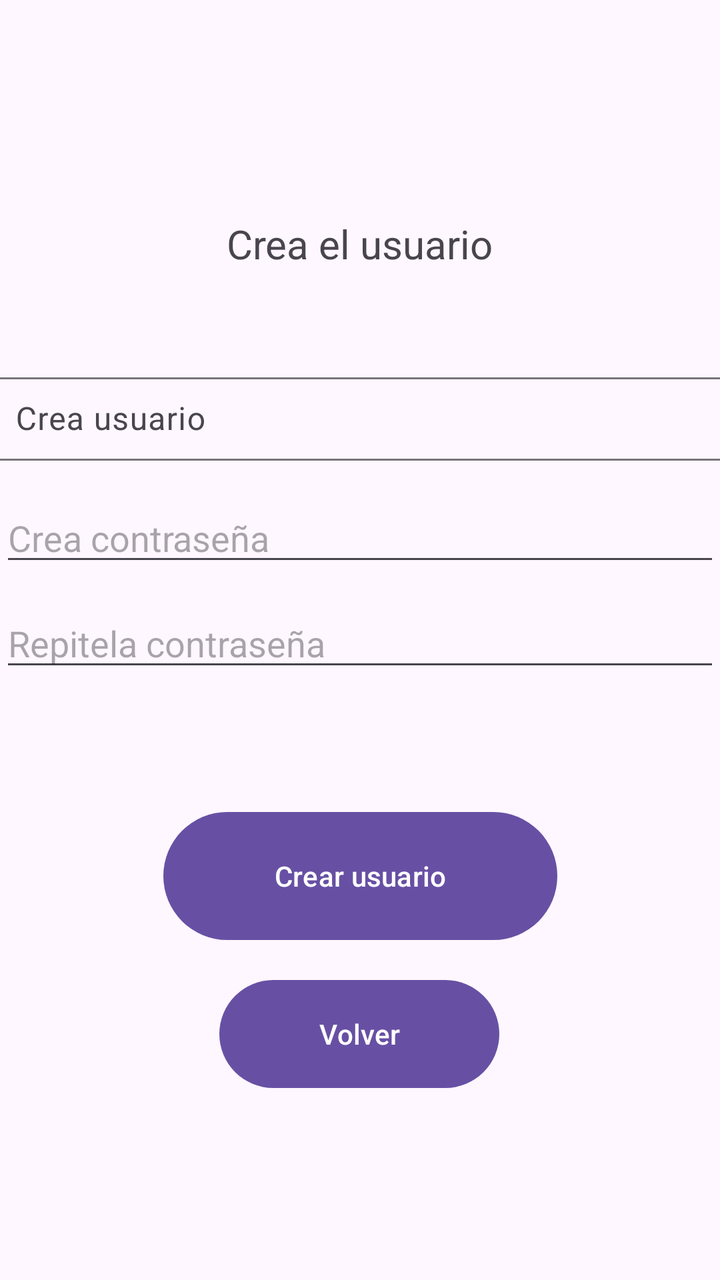
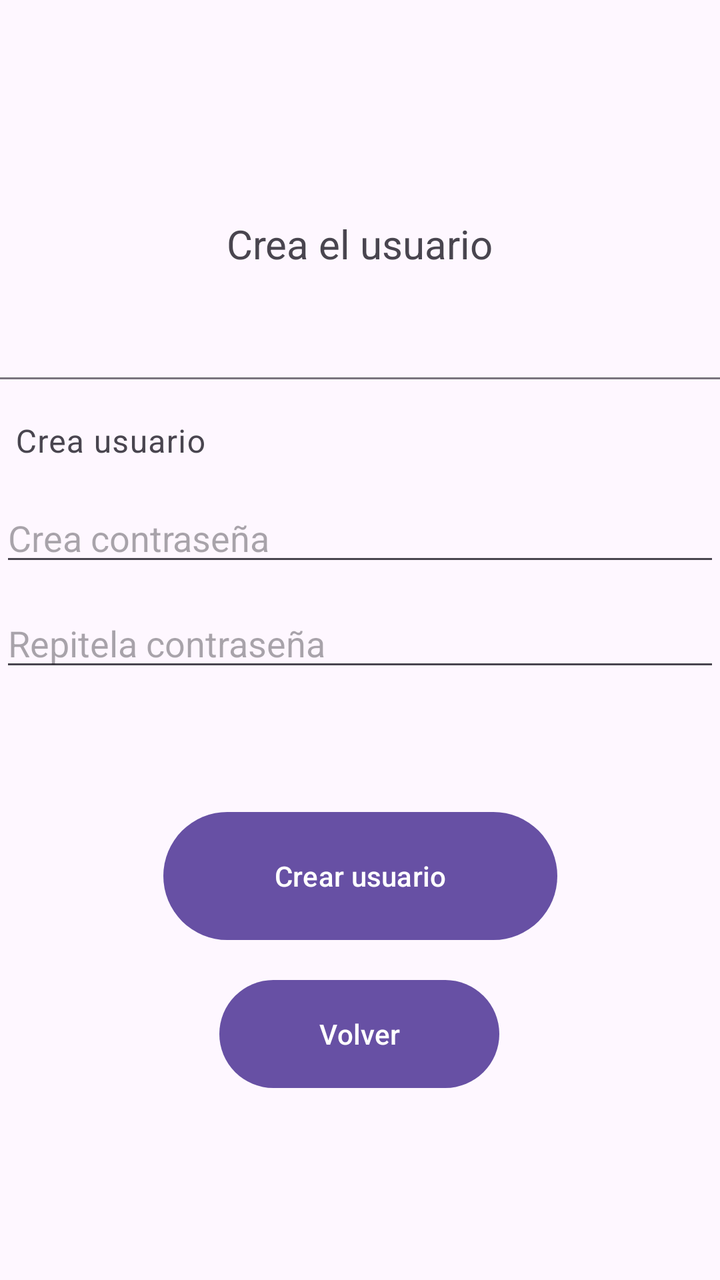

An Android layout rendered at two revisions. The XML below is the earlier revision; the diff shows what the commit changed to produce the second picture.
<!-- AndroidManifest.xml: application theme Theme.LoginIn -->
<!-- res/layout/act_create.xml -->
<?xml version="1.0" encoding="utf-8"?>
<androidx.constraintlayout.widget.ConstraintLayout xmlns:android="http://schemas.android.com/apk/res/android"
    xmlns:app="http://schemas.android.com/apk/res-auto"
    xmlns:tools="http://schemas.android.com/tools"
    android:layout_width="match_parent"
    android:layout_height="match_parent">

    <com.google.android.material.textfield.TextInputLayout
        android:id="@+id/textInputLayout"
        android:layout_width="412dp"
        android:layout_height="47dp"
        app:layout_constraintBottom_toBottomOf="parent"
        app:layout_constraintEnd_toEndOf="parent"
        app:layout_constraintHorizontal_bias="0.172"
        app:layout_constraintStart_toStartOf="parent"
        app:layout_constraintTop_toTopOf="parent"
        app:layout_constraintVertical_bias="0.309">

        <com.google.android.material.textfield.TextInputEditText
            android:id="@+id/crearUser"
            android:layout_width="match_parent"
            android:layout_height="wrap_content"
            android:hint="@string/crea_usuario" />
    </com.google.android.material.textfield.TextInputLayout>

    <com.google.android.material.textfield.TextInputEditText
        android:id="@+id/crearCon"
        android:layout_width="match_parent"
        android:layout_height="wrap_content"
        android:hint="@string/crea_contrase_a"
        app:layout_constraintBottom_toBottomOf="parent"
        app:layout_constraintEnd_toEndOf="parent"
        app:layout_constraintHorizontal_bias="0.0"
        app:layout_constraintStart_toStartOf="parent"
        app:layout_constraintTop_toTopOf="parent"
        app:layout_constraintVertical_bias="0.412" />

    <com.google.android.material.textfield.TextInputEditText
        android:id="@+id/repiteCon"
        android:layout_width="match_parent"
        android:layout_height="wrap_content"
        android:hint="@string/repitela_contrase_a"
        app:layout_constraintBottom_toBottomOf="parent"
        app:layout_constraintEnd_toEndOf="parent"
        app:layout_constraintHorizontal_bias="0.0"
        app:layout_constraintStart_toStartOf="parent"
        app:layout_constraintTop_toTopOf="parent" />

    <TextView
        android:id="@+id/textoDeCrear"
        android:layout_width="285dp"
        android:layout_height="69dp"
        android:gravity="center"
        android:text="@string/crea_el_usuario"
        android:textSize="60px"
        app:layout_constraintBottom_toBottomOf="parent"
        app:layout_constraintEnd_toEndOf="parent"
        app:layout_constraintHorizontal_bias="0.498"
        app:layout_constraintStart_toStartOf="parent"
        app:layout_constraintTop_toTopOf="parent"
        app:layout_constraintVertical_bias="0.153" />

    <Button
        android:id="@+id/botonCrear"
        android:layout_width="197dp"
        android:layout_height="72dp"
        android:text="@string/crear_usuario"
        app:layout_constraintBottom_toBottomOf="parent"
        app:layout_constraintEnd_toEndOf="parent"
        app:layout_constraintStart_toStartOf="parent"
        app:layout_constraintTop_toTopOf="parent"
        app:layout_constraintVertical_bias="0.708" />

    <Button
        android:id="@+id/botonVolver"
        android:layout_width="140dp"
        android:layout_height="62dp"
        android:text="@string/volver"
        app:layout_constraintBottom_toBottomOf="parent"
        app:layout_constraintEnd_toEndOf="parent"
        app:layout_constraintHorizontal_bias="0.498"
        app:layout_constraintStart_toStartOf="parent"
        app:layout_constraintTop_toTopOf="parent"
        app:layout_constraintVertical_bias="0.841" />
</androidx.constraintlayout.widget.ConstraintLayout>
<!-- resources referenced by this layout -->
<resources>
  <string name="crea_contrase_a">Crea contraseña</string>
  <string name="crea_el_usuario">Crea el usuario</string>
  <string name="crea_usuario">Crea usuario</string>
  <string name="crear_usuario">Crear usuario</string>
  <string name="repitela_contrase_a">Repitela contraseña</string>
  <string name="volver">Volver</string>
  <style name="Theme.LoginIn" parent="Base.Theme.LoginIn" />
  <style name="Base.Theme.LoginIn" parent="Theme.Material3.DayNight.NoActionBar">
          
          
      </style>
</resources>

<!-- the commit's change to res/layout/act_create.xml (unified diff, before → after) -->
@@ -19,7 +19,7 @@
         <com.google.android.material.textfield.TextInputEditText
             android:id="@+id/crearUser"
             android:layout_width="match_parent"
-            android:layout_height="wrap_content"
+            android:layout_height="64dp"
             android:hint="@string/crea_usuario" />
     </com.google.android.material.textfield.TextInputLayout>
 
